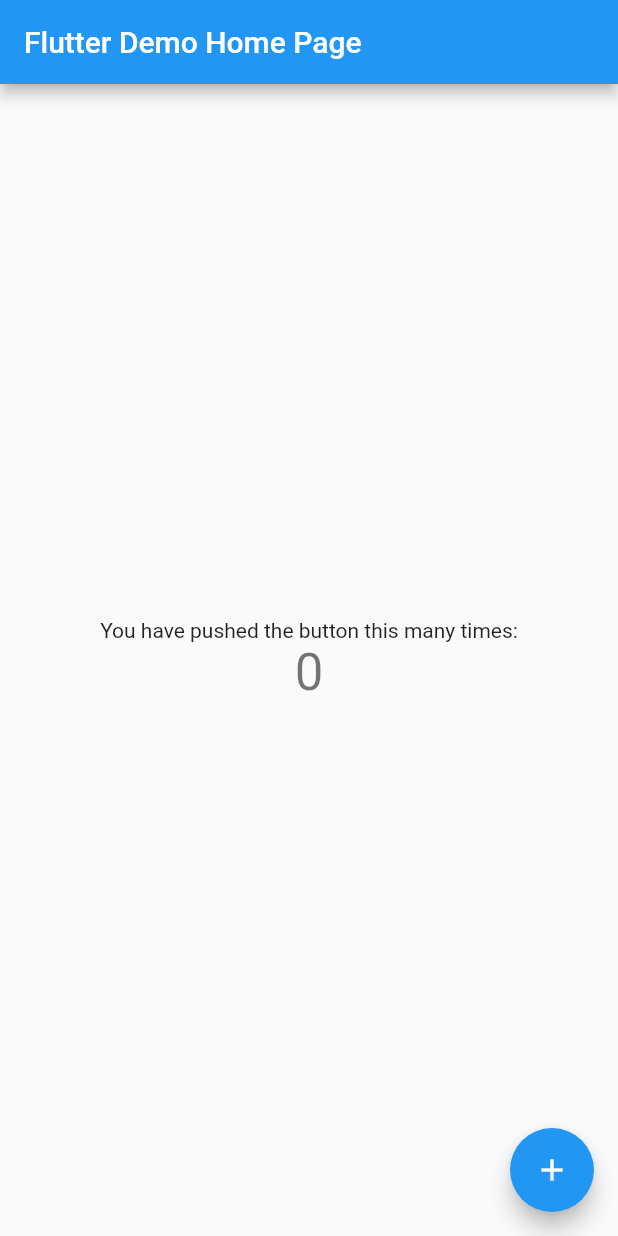
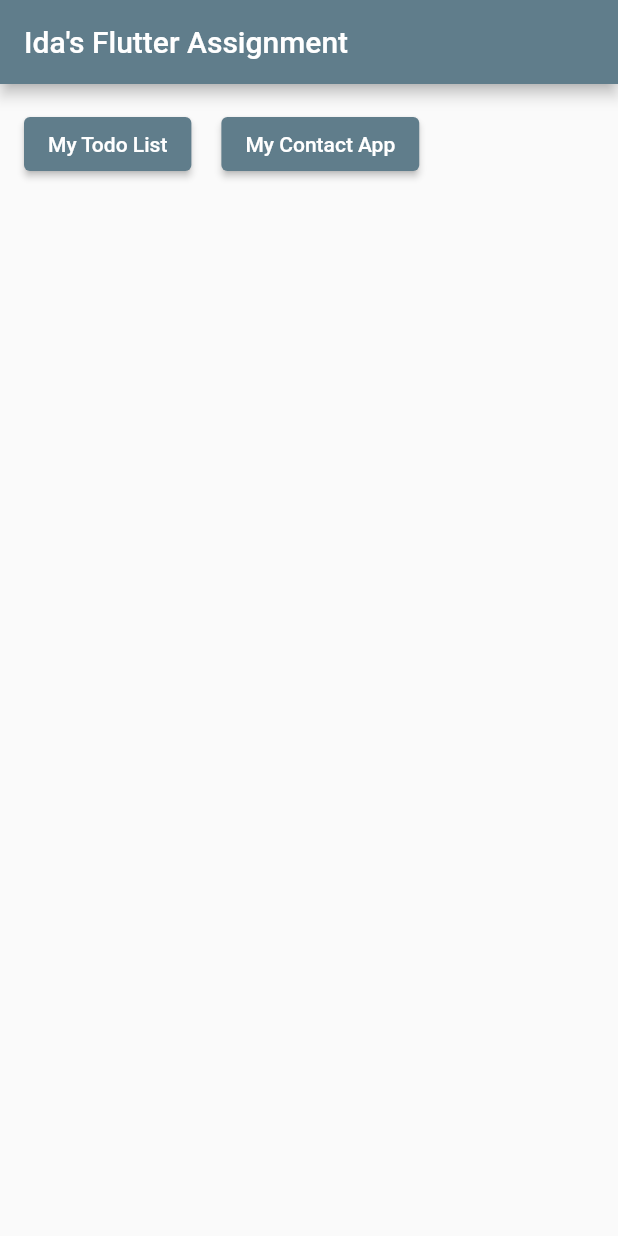
Before and after one commit to RuiXingJing/flutter_assignments, a Flutter app: the screen it shows after launch, on a phone screen of 412 x 824 dp. Run offline on Flutter 3.47's test engine with Material 2 defaults, Android fonts, the phone set to English and light mode, and no system bars.

Commit message:
Add empty todo page and contact page.

```diff
--- /dev/null
+++ b/lib/constants.dart
@@ -0,0 +1,12 @@
+class Strings {
+  static const String appName = 'Ida\'s Flutter Assignment';
+  static const String buttonTextTodo = 'My Todo List';
+  static const String buttonTextContact = 'My Contact App';
+  static const String pageTitleTodo = 'Todo List';
+  static const String pageTitleContactList = 'Contacts List';
+}
+
+class Paddings{
+  static const double padding16 = 16.0;
+  static const double padding20 = 20.0;
+}
--- /dev/null
+++ b/lib/contacts/contacts_main_page.dart
@@ -0,0 +1,17 @@
+import 'package:flutter/material.dart';
+
+import '../constants.dart';
+
+class ContactsMainPage extends StatelessWidget{
+  const ContactsMainPage({super.key});
+
+  @override
+  Widget build(BuildContext context) {
+    return Scaffold(
+      appBar: AppBar(
+        title: const Text(Strings.pageTitleContactList),
+        centerTitle: true,
+      ),
+    );
+  }
+}
--- /dev/null
+++ b/lib/home_page.dart
@@ -0,0 +1,39 @@
+import 'package:flutter/material.dart';
+import 'package:flutter_assignments/todo/todo_main_page.dart';
+
+import 'constants.dart';
+import 'contacts/contacts_main_page.dart';
+
+class HomePage extends StatelessWidget {
+  const HomePage({super.key});
+
+  @override
+  Widget build(BuildContext context) {
+    return Scaffold(
+        appBar: AppBar(
+          title: const Text(Strings.appName),
+        ),
+        body: Padding(
+          padding: const EdgeInsets.all(Paddings.padding16),
+          child: Row(
+            children: [
+              Padding(
+                  padding: const EdgeInsets.only(right: Paddings.padding20),
+                  child: _assignmentButton(
+                      context, Strings.buttonTextTodo, const TodoMainPage())),
+              _assignmentButton(
+                  context, Strings.buttonTextContact, const ContactsMainPage()),
+            ],
+          ),
+        ));
+  }
+
+  _assignmentButton(BuildContext context, String label, page) {
+    return ElevatedButton(
+        onPressed: () {
+          Navigator.push(
+              context, MaterialPageRoute(builder: (context) => page));
+        },
+        child: Text(label));
+  }
+}
--- a/lib/main.dart
+++ b/lib/main.dart
@@ -1,4 +1,7 @@
 import 'package:flutter/material.dart';
+import 'package:flutter_assignments/home_page.dart';
+
+import 'constants.dart';
 
 void main() {
   runApp(const MyApp());
@@ -7,109 +10,14 @@
 class MyApp extends StatelessWidget {
   const MyApp({super.key});
 
-  // This widget is the root of your application.
   @override
   Widget build(BuildContext context) {
     return MaterialApp(
-      title: 'Flutter Demo',
+      title: Strings.appName,
       theme: ThemeData(
-        // This is the theme of your application.
-        //
-        // Try running your application with "flutter run". You'll see the
-        // application has a blue toolbar. Then, without quitting the app, try
-        // changing the primarySwatch below to Colors.green and then invoke
-        // "hot reload" (press "r" in the console where you ran "flutter run",
-        // or simply save your changes to "hot reload" in a Flutter IDE).
-        // Notice that the counter didn't reset back to zero; the application
-        // is not restarted.
-        primarySwatch: Colors.blue,
+        primarySwatch: Colors.blueGrey,
       ),
-      home: const MyHomePage(title: 'Flutter Demo Home Page'),
+      home: const HomePage()
     );
   }
 }
-
-class MyHomePage extends StatefulWidget {
-  const MyHomePage({super.key, required this.title});
-
-  // This widget is the home page of your application. It is stateful, meaning
-  // that it has a State object (defined below) that contains fields that affect
-  // how it looks.
-
-  // This class is the configuration for the state. It holds the values (in this
-  // case the title) provided by the parent (in this case the App widget) and
-  // used by the build method of the State. Fields in a Widget subclass are
-  // always marked "final".
-
-  final String title;
-
-  @override
-  State<MyHomePage> createState() => _MyHomePageState();
-}
-
-class _MyHomePageState extends State<MyHomePage> {
-  int _counter = 0;
-
-  void _incrementCounter() {
-    setState(() {
-      // This call to setState tells the Flutter framework that something has
-      // changed in this State, which causes it to rerun the build method below
-      // so that the display can reflect the updated values. If we changed
-      // _counter without calling setState(), then the build method would not be
-      // called again, and so nothing would appear to happen.
-      _counter++;
-    });
-  }
-
-  @override
-  Widget build(BuildContext context) {
-    // This method is rerun every time setState is called, for instance as done
-    // by the _incrementCounter method above.
-    //
-    // The Flutter framework has been optimized to make rerunning build methods
-    // fast, so that you can just rebuild anything that needs updating rather
-    // than having to individually change instances of widgets.
-    return Scaffold(
-      appBar: AppBar(
-        // Here we take the value from the MyHomePage object that was created by
-        // the App.build method, and use it to set our appbar title.
-        title: Text(widget.title),
-      ),
-      body: Center(
-        // Center is a layout widget. It takes a single child and positions it
-        // in the middle of the parent.
-        child: Column(
-          // Column is also a layout widget. It takes a list of children and
-          // arranges them vertically. By default, it sizes itself to fit its
-          // children horizontally, and tries to be as tall as its parent.
-          //
-          // Invoke "debug painting" (press "p" in the console, choose the
-          // "Toggle Debug Paint" action from the Flutter Inspector in Android
-          // Studio, or the "Toggle Debug Paint" command in Visual Studio Code)
-          // to see the wireframe for each widget.
-          //
-          // Column has various properties to control how it sizes itself and
-          // how it positions its children. Here we use mainAxisAlignment to
-          // center the children vertically; the main axis here is the vertical
-          // axis because Columns are vertical (the cross axis would be
-          // horizontal).
-          mainAxisAlignment: MainAxisAlignment.center,
-          children: <Widget>[
-            const Text(
-              'You have pushed the button this many times:',
-            ),
-            Text(
-              '$_counter',
-              style: Theme.of(context).textTheme.headline4,
-            ),
-          ],
-        ),
-      ),
-      floatingActionButton: FloatingActionButton(
-        onPressed: _incrementCounter,
-        tooltip: 'Increment',
-        child: const Icon(Icons.add),
-      ), // This trailing comma makes auto-formatting nicer for build methods.
-    );
-  }
-}
--- /dev/null
+++ b/lib/todo/todo_main_page.dart
@@ -0,0 +1,17 @@
+import 'package:flutter/material.dart';
+
+import '../constants.dart';
+
+class TodoMainPage extends StatelessWidget {
+  const TodoMainPage({super.key});
+
+  @override
+  Widget build(BuildContext context) {
+    return Scaffold(
+      appBar: AppBar(
+        title: const Text(Strings.pageTitleTodo),
+        centerTitle: true,
+      ),
+    );
+  }
+}
```
